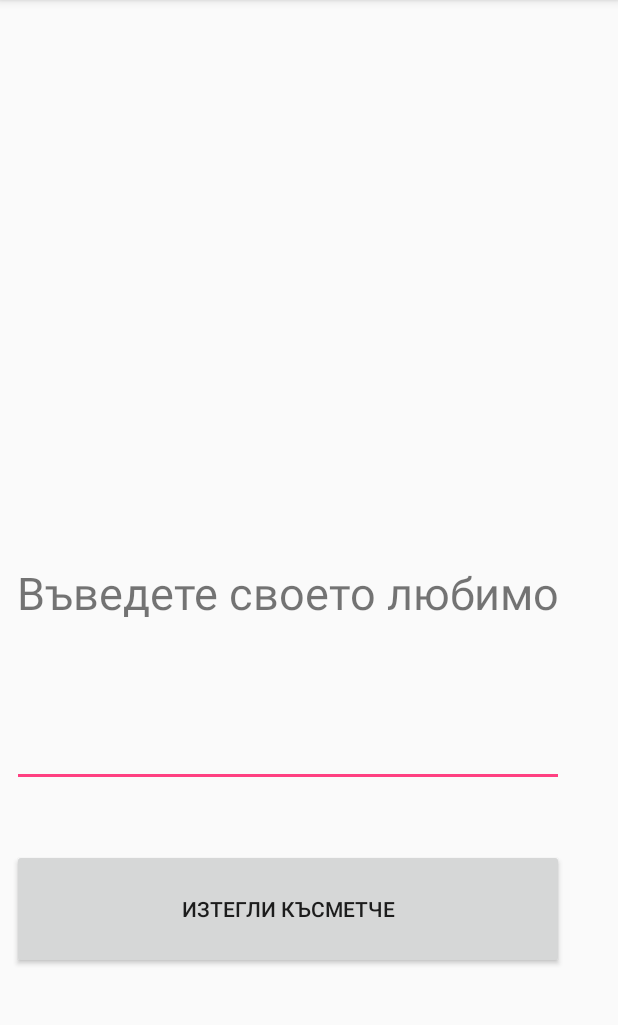
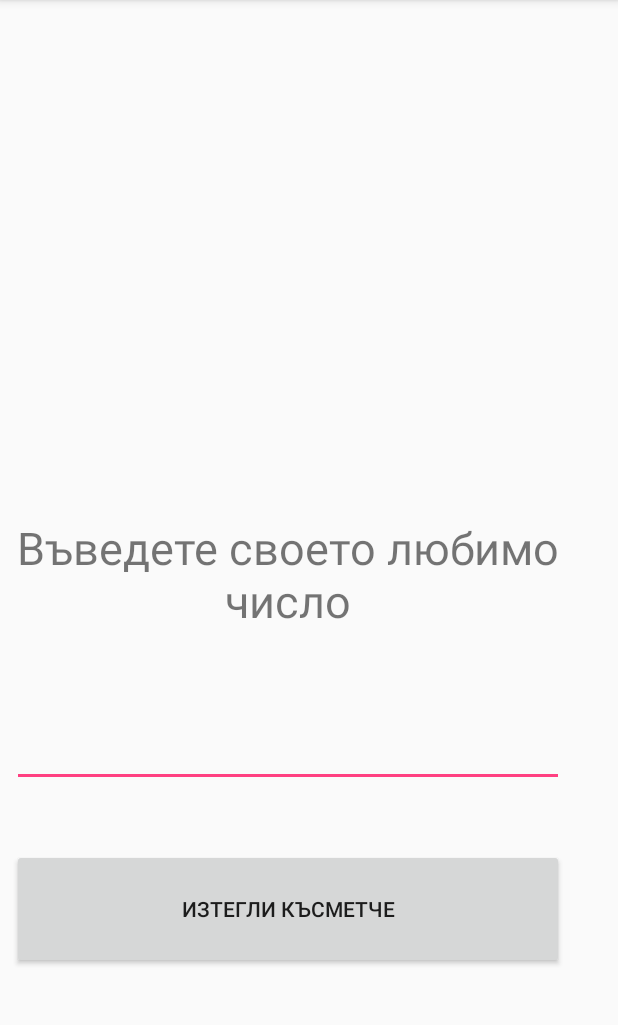
Before and after one commit to RuzmanovDev/LuckDrawer, an Android app: the screen it shows after launch (LuckyNumberActivity), after a tap on "ОВЕН", on a phone screen of 412 x 824 dp, the part 84-1109 px from its top. Run offline under Robolectric (Android 15) with nearby library versions, the phone set to English and light mode, and no system bars.

```diff
--- a/LuckyApp/app/src/main/res/layout/activity_lucky_number.xml
+++ b/LuckyApp/app/src/main/res/layout/activity_lucky_number.xml
@@ -42,21 +42,21 @@
     <TextView
         android:id="@+id/textView2"
         android:layout_width="368dp"
-        android:layout_height="50dp"
+        android:layout_height="80dp"
         android:layout_alignParentStart="true"
         android:layout_alignParentTop="true"
         android:layout_marginBottom="50dp"
         android:layout_marginLeft="8dp"
         android:layout_marginRight="8dp"
+        android:layout_marginTop="8dp"
+        android:text="@string/luckyNumberLabel"
+        android:textAlignment="center"
         android:textSize="30dp"
-        android:textAlignment="center"
-        android:text="@string/luckyNumberLabel"
         app:layout_constraintBottom_toTopOf="@+id/luckyNumberEditText"
+        app:layout_constraintHorizontal_bias="0.0"
         app:layout_constraintLeft_toLeftOf="parent"
         app:layout_constraintRight_toRightOf="parent"
-        app:layout_constraintHorizontal_bias="0.0"
         app:layout_constraintTop_toTopOf="parent"
-        android:layout_marginTop="8dp"
         app:layout_constraintVertical_bias="1.0" />
 
 </android.support.constraint.ConstraintLayout>
```
Also changed, not shown: LuckyApp/app/src/main/java/com/example/stoyanr/luckyapp/LuckyNumberActivity.java (+7 -1 lines).
